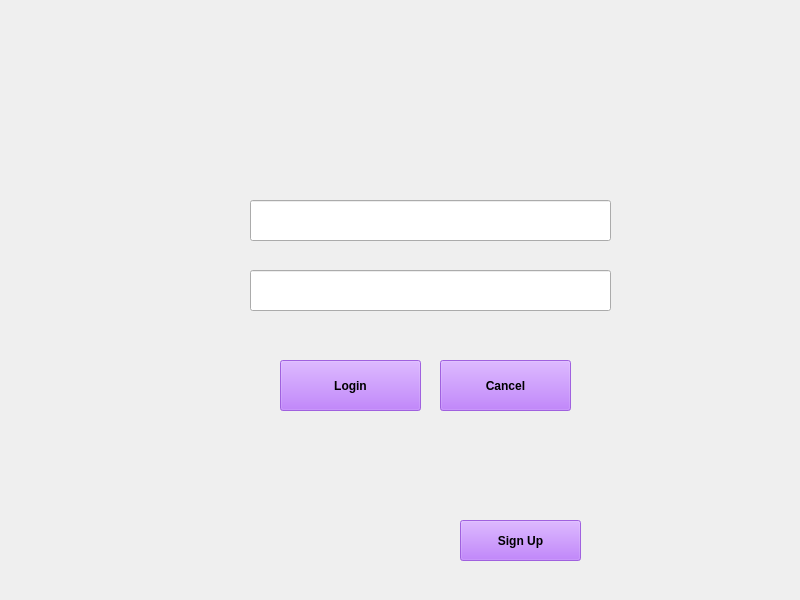
adityas-28/RailwayManagementSystem, file mainwindow.ui: the form before one commit.
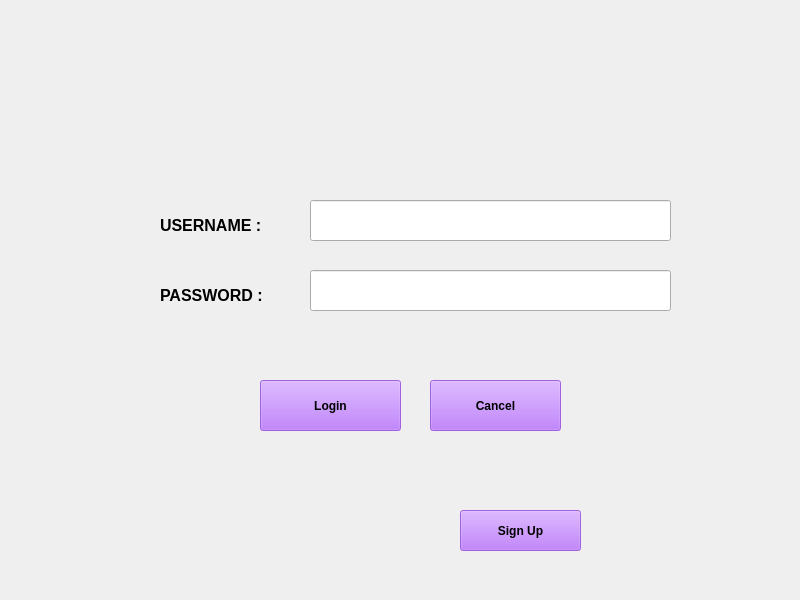
The form after the commit. Icons and pictures are not drawn.

```diff
--- a/mainwindow.ui
+++ b/mainwindow.ui
@@ -77,7 +77,7 @@
    <widget class="QLineEdit" name="username">
     <property name="geometry">
      <rect>
-      <x>250</x>
+      <x>310</x>
       <y>200</y>
       <width>361</width>
       <height>41</height>
@@ -87,7 +87,7 @@
    <widget class="QLineEdit" name="password">
     <property name="geometry">
      <rect>
-      <x>250</x>
+      <x>310</x>
       <y>270</y>
       <width>361</width>
       <height>41</height>
@@ -100,8 +100,8 @@
    <widget class="QPushButton" name="enter">
     <property name="geometry">
      <rect>
-      <x>280</x>
-      <y>360</y>
+      <x>260</x>
+      <y>380</y>
       <width>141</width>
       <height>51</height>
      </rect>
@@ -125,8 +125,8 @@
    <widget class="QPushButton" name="cancel">
     <property name="geometry">
      <rect>
-      <x>440</x>
-      <y>360</y>
+      <x>430</x>
+      <y>380</y>
       <width>131</width>
       <height>51</height>
      </rect>
@@ -234,7 +234,7 @@
     <property name="geometry">
      <rect>
       <x>460</x>
-      <y>520</y>
+      <y>510</y>
       <width>121</width>
       <height>41</height>
      </rect>
@@ -249,6 +249,44 @@
      <bool>true</bool>
     </property>
    </widget>
+   <widget class="QLabel" name="label">
+    <property name="geometry">
+     <rect>
+      <x>160</x>
+      <y>200</y>
+      <width>151</width>
+      <height>51</height>
+     </rect>
+    </property>
+    <property name="font">
+     <font>
+      <pointsize>12</pointsize>
+      <bold>true</bold>
+     </font>
+    </property>
+    <property name="text">
+     <string>USERNAME :</string>
+    </property>
+   </widget>
+   <widget class="QLabel" name="label_2">
+    <property name="geometry">
+     <rect>
+      <x>160</x>
+      <y>270</y>
+      <width>151</width>
+      <height>51</height>
+     </rect>
+    </property>
+    <property name="font">
+     <font>
+      <pointsize>12</pointsize>
+      <bold>true</bold>
+     </font>
+    </property>
+    <property name="text">
+     <string>PASSWORD :</string>
+    </property>
+   </widget>
    <zorder>bg_image</zorder>
    <zorder>enter</zorder>
    <zorder>cancel</zorder>
```
Left out of the diff: 2 changed lines with no effect on the pictures.
